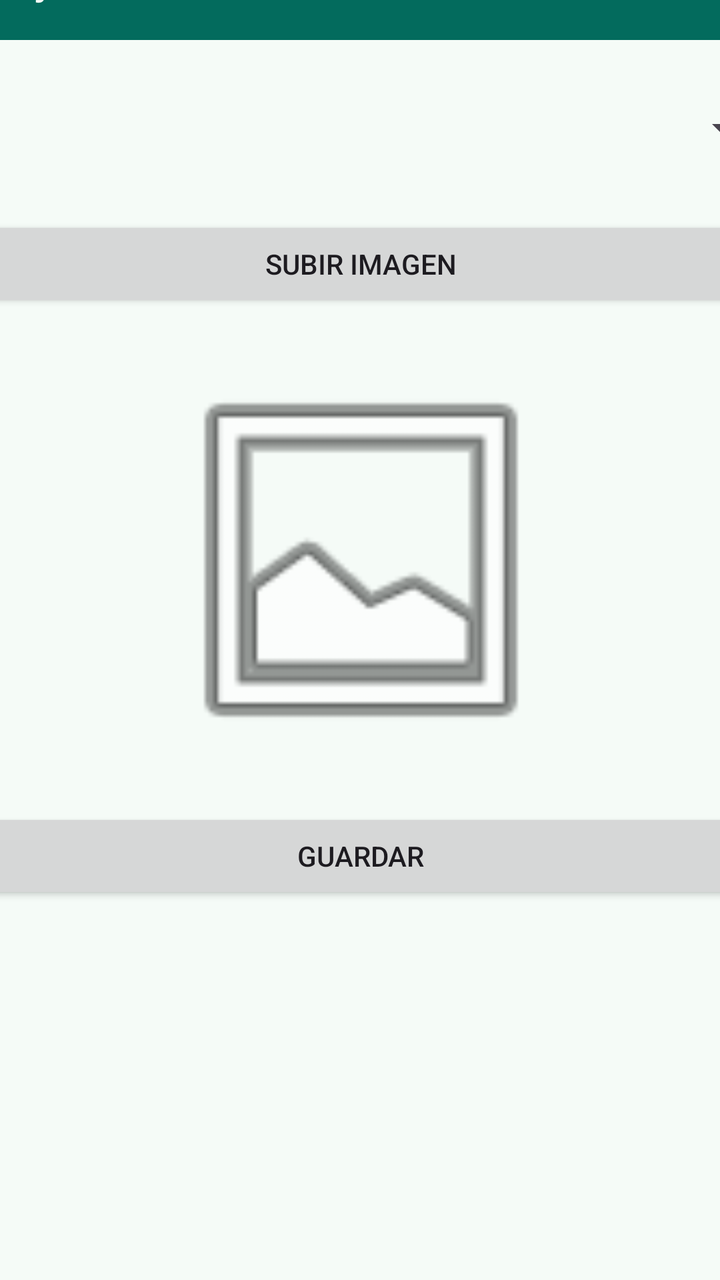
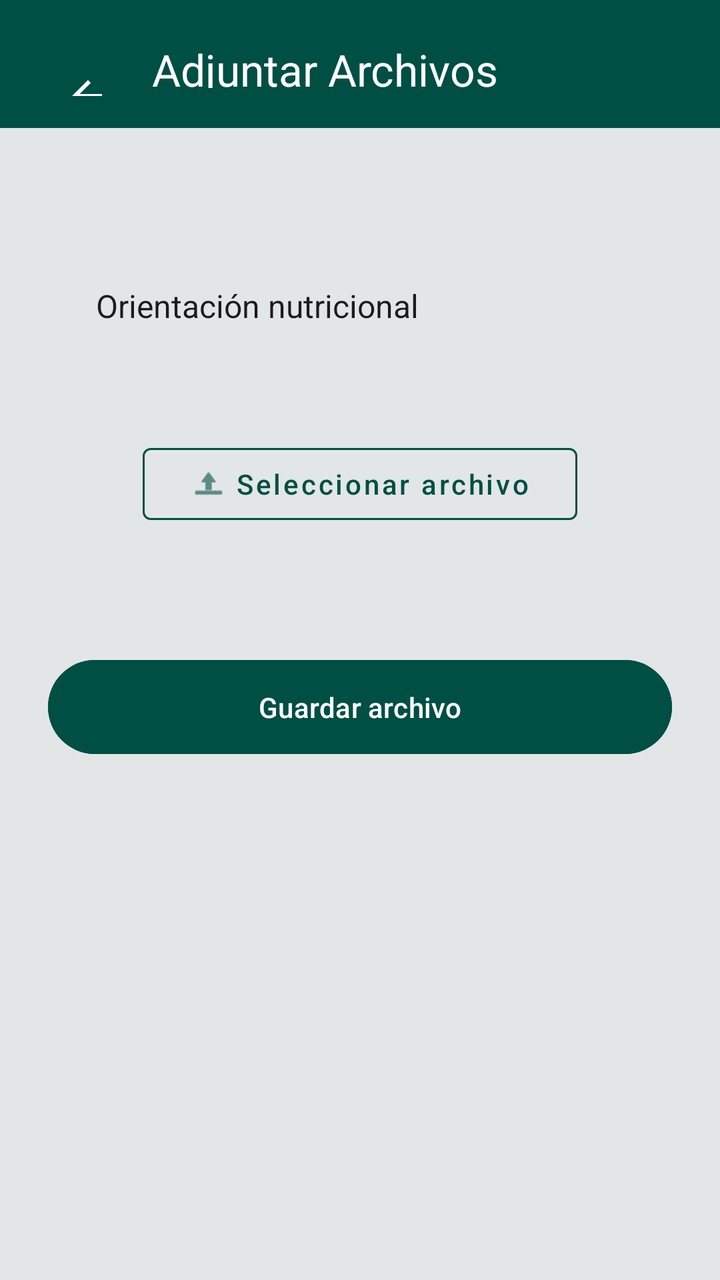

The first picture is an Android layout as it rendered before a commit; the second is the same layout after the commit. The layout source and the unified diff follow.
<!-- AndroidManifest.xml: application theme AppTheme -->
<!-- res/layout/activity_adjuntar_archivos.xml -->
<?xml version="1.0" encoding="utf-8"?>
<androidx.coordinatorlayout.widget.CoordinatorLayout xmlns:android="http://schemas.android.com/apk/res/android"
    xmlns:tools="http://schemas.android.com/tools"
    xmlns:app="http://schemas.android.com/apk/res-auto"


    android:layout_width="match_parent"
    android:layout_height="match_parent">

    <androidx.constraintlayout.widget.ConstraintLayout
        android:id="@+id/constraintLayout"
        android:layout_width="match_parent"
        android:layout_height="match_parent"
        app:layout_anchor="@+id/constraintLayout"
        app:layout_anchorGravity="center">

        <LinearLayout
            android:layout_width="409dp"
            android:layout_height="729dp"
            android:orientation="vertical"
            app:layout_constraintBottom_toBottomOf="parent"
            app:layout_constraintEnd_toEndOf="parent"
            app:layout_constraintStart_toStartOf="parent"
            app:layout_constraintTop_toTopOf="parent">

            <com.google.android.material.appbar.AppBarLayout
                android:id="@+id/appbar"

                android:layout_width="match_parent"
                android:layout_height="wrap_content">

                <androidx.appcompat.widget.Toolbar
                    android:id="@+id/toolbar"
                    android:layout_width="match_parent"
                    android:layout_height="?attr/actionBarSize"
                    android:background="@color/md_theme_primary"
                    app:title="Adjuntar Archivos"
                    app:titleTextColor="@color/md_theme_background"></androidx.appcompat.widget.Toolbar>

            </com.google.android.material.appbar.AppBarLayout>

            <LinearLayout
                android:layout_width="match_parent"
                android:layout_height="wrap_content"
                android:orientation="vertical">

                <Space
                    android:layout_width="match_parent"
                    android:layout_height="20dp" />

                <Spinner
                    android:id="@+id/spinner"
                    android:layout_width="match_parent"
                    android:layout_height="48dp" />

                <Space
                    android:layout_width="match_parent"
                    android:layout_height="20dp" />

                <Button
                    android:id="@+id/button2"
                    android:layout_width="match_parent"
                    android:layout_height="wrap_content"
                    android:text="Subir Imagen"
                    app:icon="@android:drawable/ic_menu_upload" />

                <Space
                    android:layout_width="match_parent"
                    android:layout_height="20dp" />

                <ImageView
                    android:id="@+id/imageView"
                    android:layout_width="match_parent"
                    android:layout_height="208dp"
                    app:srcCompat="@android:drawable/ic_menu_gallery" />

                <Space
                    android:layout_width="match_parent"
                    android:layout_height="20dp" />

                <Button
                    android:id="@+id/button3"
                    android:layout_width="match_parent"
                    android:layout_height="wrap_content"
                    android:text="Guardar" />

            </LinearLayout>

        </LinearLayout>

    </androidx.constraintlayout.widget.ConstraintLayout>


</androidx.coordinatorlayout.widget.CoordinatorLayout>
<!-- resources referenced by this layout -->
<resources>
  <color name="md_theme_background">#F5FBF7</color>
  <color name="md_theme_primary">#036B5D</color>
  <color name="md_theme_onPrimary">#FFFFFF</color>
  <color name="md_theme_primaryContainer">#9FF2E0</color>
  <color name="md_theme_onPrimaryContainer">#005045</color>
  <color name="md_theme_secondary">#016B5D</color>
  <color name="md_theme_onSecondary">#FFFFFF</color>
  <color name="md_theme_secondaryContainer">#9FF2E1</color>
  <color name="md_theme_onSecondaryContainer">#005046</color>
  <color name="md_theme_tertiary">#016B5D</color>
  <color name="md_theme_onTertiary">#FFFFFF</color>
  <color name="md_theme_tertiaryContainer">#9FF2E1</color>
  <color name="md_theme_onTertiaryContainer">#005046</color>
  <color name="md_theme_error">#BA1A1A</color>
  <color name="md_theme_onError">#FFFFFF</color>
  <color name="md_theme_errorContainer">#FFDAD6</color>
  <color name="md_theme_onErrorContainer">#93000A</color>
  <color name="md_theme_onBackground">#171D1B</color>
  <color name="md_theme_surface">#F5FBF7</color>
  <color name="md_theme_onSurface">#171D1B</color>
  <color name="md_theme_surfaceVariant">#DAE5E1</color>
  <color name="md_theme_onSurfaceVariant">#3F4946</color>
  <color name="md_theme_outline">#6F7976</color>
  <color name="md_theme_outlineVariant">#BEC9C5</color>
  <color name="md_theme_inverseSurface">#2B3230</color>
  <color name="md_theme_inverseOnSurface">#ECF2EF</color>
  <color name="md_theme_inversePrimary">#84D5C4</color>
  <color name="md_theme_primaryFixed">#9FF2E0</color>
  <color name="md_theme_onPrimaryFixed">#00201B</color>
  <color name="md_theme_primaryFixedDim">#84D5C4</color>
  <color name="md_theme_onPrimaryFixedVariant">#005045</color>
  <color name="md_theme_secondaryFixed">#9FF2E1</color>
  <color name="md_theme_onSecondaryFixed">#00201B</color>
  <color name="md_theme_secondaryFixedDim">#83D5C5</color>
  <color name="md_theme_tertiaryFixed">#9FF2E1</color>
  <color name="md_theme_onTertiaryFixed">#00201B</color>
  <color name="md_theme_tertiaryFixedDim">#83D5C5</color>
  <color name="md_theme_onTertiaryFixedVariant">#005046</color>
  <color name="md_theme_surfaceDim">#D5DBD8</color>
  <color name="md_theme_surfaceBright">#F5FBF7</color>
  <color name="md_theme_surfaceContainerLowest">#FFFFFF</color>
  <color name="md_theme_surfaceContainerLow">#EFF5F2</color>
  <color name="md_theme_surfaceContainer">#E9EFEC</color>
  <color name="md_theme_surfaceContainerHigh">#E3EAE6</color>
  <!-- unchanged entries left out for length: 3 -->
</resources>

<!-- the commit's change to res/layout/activity_adjuntar_archivos.xml (unified diff, before → after) -->
@@ -2,93 +2,115 @@
 <androidx.coordinatorlayout.widget.CoordinatorLayout xmlns:android="http://schemas.android.com/apk/res/android"
     xmlns:tools="http://schemas.android.com/tools"
     xmlns:app="http://schemas.android.com/apk/res-auto"
+    android:id="@+id/coordinatorLayout"
+    android:layout_width="match_parent"
+    android:layout_height="match_parent"
+    android:background="#E3E6E6"
+    tools:context=".AdjuntarArchivosActivity">
 
+    
+    <com.google.android.material.appbar.AppBarLayout
+        android:id="@+id/appBarLayout"
+        android:layout_width="match_parent"
+        android:layout_height="wrap_content"
+        android:background="#004F44"
+        android:theme="@style/ThemeOverlay.MaterialComponents.Dark.ActionBar">
 
-    android:layout_width="match_parent"
-    android:layout_height="match_parent">
+        <androidx.appcompat.widget.Toolbar
+            android:id="@+id/toolbar"
+            android:layout_width="match_parent"
+            android:layout_height="?attr/actionBarSize"
+            android:background="#004F44"
+            android:padding="16dp"
+            app:navigationIcon="@drawable/ic_arrow_back"
+            app:title="Adjuntar Archivos"
+            app:titleCentered="true"
+            app:titleTextColor="@android:color/white" />
+    </com.google.android.material.appbar.AppBarLayout>
 
-    <androidx.constraintlayout.widget.ConstraintLayout
-        android:id="@+id/constraintLayout"
+    
+    <ScrollView
         android:layout_width="match_parent"
         android:layout_height="match_parent"
-        app:layout_anchor="@+id/constraintLayout"
-        app:layout_anchorGravity="center">
+        app:layout_behavior="@string/appbar_scrolling_view_behavior"
+        android:padding="24dp">
 
         <LinearLayout
-            android:layout_width="409dp"
-            android:layout_height="729dp"
+            android:id="@+id/layoutContenido"
+            android:layout_width="match_parent"
+            android:layout_height="wrap_content"
             android:orientation="vertical"
-            app:layout_constraintBottom_toBottomOf="parent"
-            app:layout_constraintEnd_toEndOf="parent"
-            app:layout_constraintStart_toStartOf="parent"
-            app:layout_constraintTop_toTopOf="parent">
+            android:gravity="center_horizontal">
 
-            <com.google.android.material.appbar.AppBarLayout
-                android:id="@+id/appbar"
+            
+            <Spinner
+                android:id="@+id/spinner"
+                android:layout_width="match_parent"
+                android:layout_height="50dp"
+                android:layout_marginTop="40dp"
+                android:background="@drawable/spinner_background"
+                android:entries="@array/actividades_demo"
+                android:paddingHorizontal="16dp"
+                android:popupBackground="@android:color/white"
+                android:spinnerMode="dropdown" />
 
-                android:layout_width="match_parent"
-                android:layout_height="wrap_content">
+            
+            <com.google.android.material.button.MaterialButton
+                android:id="@+id/btnSeleccionarArchivo"
+                style="@style/Widget.MaterialComponents.Button.OutlinedButton"
+                android:layout_width="wrap_content"
+                android:layout_height="wrap_content"
+                android:layout_marginTop="40dp"
+                android:paddingHorizontal="24dp"
+                android:text="Seleccionar archivo"
+                android:textAllCaps="false"
+                android:textColor="#004F44"
+                app:icon="@android:drawable/ic_menu_upload"
+                app:iconGravity="textStart"
+                app:iconTint="#004F44"
+                app:strokeColor="#004F44"
+                app:strokeWidth="1dp" />
 
-                <androidx.appcompat.widget.Toolbar
-                    android:id="@+id/toolbar"
+            
+            <FrameLayout
+                android:id="@+id/contenedorImagen"
+                android:layout_width="300dp"
+                android:layout_height="300dp"
+                android:layout_marginTop="30dp"
+                android:visibility="gone">
+
+                <ImageView
+                    android:id="@+id/imagePreview"
                     android:layout_width="match_parent"
-                    android:layout_height="?attr/actionBarSize"
-                    android:background="@color/md_theme_primary"
-                    app:title="Adjuntar Archivos"
-                    app:titleTextColor="@color/md_theme_background"></androidx.appcompat.widget.Toolbar>
+                    android:layout_height="match_parent"
+                    android:scaleType="centerCrop"
+                    android:background="@drawable/image_preview_bg" />
 
-            </com.google.android.material.appbar.AppBarLayout>
+                <ImageButton
+                    android:id="@+id/btnEliminarImagen"
+                    android:layout_width="40dp"
+                    android:layout_height="40dp"
+                    android:layout_gravity="end|top"
+                    android:layout_margin="8dp"
+                    android:backgroundTint="#CCFFFFFF"
+                    android:background="?attr/selectableItemBackgroundBorderless"
+                    android:src="@android:drawable/ic_menu_close_clear_cancel"
+                    android:contentDescription="Eliminar imagen" />
+            </FrameLayout>
 
-            <LinearLayout
+            
+            <com.google.android.material.button.MaterialButton
+                android:id="@+id/btnGuardarArchivo"
                 android:layout_width="match_parent"
                 android:layout_height="wrap_content"
-                android:orientation="vertical">
-
-                <Space
-                    android:layout_width="match_parent"
-                    android:layout_height="20dp" />
-
-                <Spinner
-                    android:id="@+id/spinner"
-                    android:layout_width="match_parent"
-                    android:layout_height="48dp" />
-
-                <Space
-                    android:layout_width="match_parent"
-                    android:layout_height="20dp" />
-
-                <Button
-                    android:id="@+id/button2"
-                    android:layout_width="match_parent"
-                    android:layout_height="wrap_content"
-                    android:text="Subir Imagen"
-                    app:icon="@android:drawable/ic_menu_upload" />
-
-                <Space
-                    android:layout_width="match_parent"
-                    android:layout_height="20dp" />
-
-                <ImageView
-                    android:id="@+id/imageView"
-                    android:layout_width="match_parent"
-                    android:layout_height="208dp"
-                    app:srcCompat="@android:drawable/ic_menu_gallery" />
-
-                <Space
-                    android:layout_width="match_parent"
-                    android:layout_height="20dp" />
-
-                <Button
-                    android:id="@+id/button3"
-                    android:layout_width="match_parent"
-                    android:layout_height="wrap_content"
-                    android:text="Guardar" />
-
-            </LinearLayout>
+                android:layout_marginTop="60dp"
+                android:text="Guardar archivo"
+                android:textAllCaps="false"
+                android:textColor="@android:color/white"
+                android:backgroundTint="#004F44"
+                android:cornerRadius="12dp"
+                android:paddingVertical="14dp" />
 
         </LinearLayout>
-
-    </androidx.constraintlayout.widget.ConstraintLayout>
-
-
+    </ScrollView>
 </androidx.coordinatorlayout.widget.CoordinatorLayout>
<!-- resource entries referenced after the edit -->
@@ -1,5 +1,42 @@
 <!-- resources referenced by this layout -->
 <resources>
+  <string-array name="actividades_demo">
+          <item>Orientación nutricional</item>
+          <item>Taller de alfabetización digital</item>
+          <item>Asesoría jurídica comunitaria</item>
+          <item>Sesión de acompañamiento psicosocial</item>
+      </string-array>
+  <!-- drawable ic_arrow_back (drawable) -->
+  <?xml version="1.0" encoding="utf-8"?>
+  <vector xmlns:android="http://schemas.android.com/apk/res/android"
+      android:width="24dp"
+      android:height="24dp"
+      android:viewportWidth="24"
+      android:viewportHeight="24">
+      <path
+          android:fillColor="@color/md_theme_onPrimary"
+          android:pathData="M19,11H7.83l5.59,-5.59L12,4l-8,8 8,8 1.41,-1.41L7.83,13H19v-2z" />
+  </vector>
+  <!-- drawable image_preview_bg (drawable) -->
+  <?xml version="1.0" encoding="utf-8"?>
+  <selector xmlns:android="http://schemas.android.com/apk/res/android">
+      <shape xmlns:android="http://schemas.android.com/apk/res/android"
+          android:shape="rectangle">
+          <solid android:color="#FFFFFF"/>
+          <corners android:radius="12dp"/>
+          <stroke android:width="1dp" android:color="#DDDDDD"/>
+      </shape>
+  </selector>
+  <!-- drawable spinner_background (drawable) -->
+  <?xml version="1.0" encoding="utf-8"?>
+  <resources>
+      <shape xmlns:android="http://schemas.android.com/apk/res/android"
+          android:shape="rectangle">
+          <solid android:color="#FFFFFF"/>
+          <stroke android:width="1dp" android:color="#004F44"/>
+          <corners android:radius="8dp"/>
+      </shape>
+  </resources>
   <color name="md_theme_background">#F5FBF7</color>
   <color name="md_theme_primary">#036B5D</color>
   <color name="md_theme_onPrimary">#FFFFFF</color>
